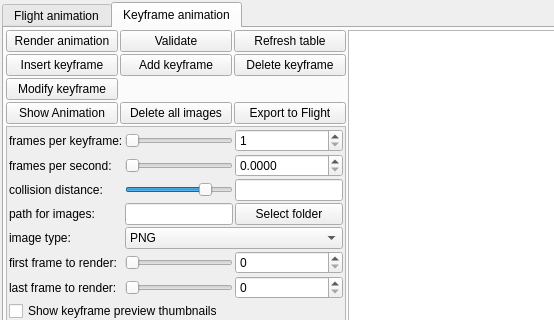
This is mandelbulber2/qt/dock_animation.ui in buddhi1980/mandelbulber2 as Qt 5 draws it before an edit; both pictures show x 0 to 554 and y 0 to 320 of the 1437 by 498 pixel window. The edited form follows.
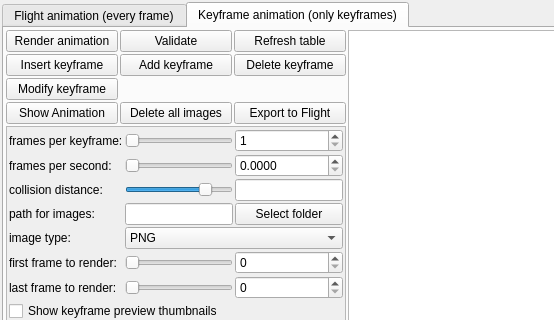
This is the edited form. The open tabs and pages were chosen to show the change. Icons and pictures are not drawn. Custom widgets are drawn as their Qt base class.

Commit message: Enhancement #260 - now there is possible to export keyframe animation with AnimBySound to Flight animation where is possible to edit every frame and save all frames to settings file.

The edit to the form file:
```diff
--- a/mandelbulber2/qt/dock_animation.ui
+++ b/mandelbulber2/qt/dock_animation.ui
@@ -36,7 +36,7 @@
        <string>&lt;html&gt;&lt;head/&gt;&lt;body&gt;&lt;p&gt;In record flight mode, the camera is operated like in a flight simulator game. Flight path is recorded. It recommended to use low image resolution for better recording performance. &lt;/p&gt;&lt;p&gt;Render animation button starts rendering of the recorded flight path. For final rendering you can select higher image resolution.&lt;/p&gt;&lt;p&gt;To add a parameter, right click on the selected parameter's edit field and select from context menu &lt;span style=&quot; font-style:italic;&quot;&gt;Add to flight animation&lt;/span&gt;&lt;/p&gt;&lt;p&gt;You can modify frame parameters directly in the animation table or by editing parameters in fractal or effects edit fields (double click keyframe preview or right click on a keyframe, and choose &lt;span style=&quot; font-style:italic;&quot;&gt;Render this keyframe&lt;/span&gt; , this updates parameters in window, then modify parameters and click &lt;span style=&quot; font-style:italic;&quot;&gt;Modify keyframe&lt;/span&gt; to get modified parameters into table)&lt;/p&gt;&lt;p&gt;You can click on &lt;span style=&quot; font-style:italic;&quot;&gt;Export to keyframes&lt;/span&gt; to continue editing animation in &lt;span style=&quot; font-style:italic;&quot;&gt;Keyframe animation&lt;/span&gt; editor&lt;/p&gt;&lt;p&gt;Animation is stored in a settings file in CSV format, therefore it is possible to edit animation with external tools (e.g spreadsheet editor or text editor).&lt;/p&gt;&lt;/body&gt;&lt;/html&gt;</string>
       </property>
       <attribute name="title">
-       <string>Flight animation</string>
+       <string>Flight animation (every frame)</string>
       </attribute>
       <layout class="QHBoxLayout" name="horizontalLayout_12" stretch="0,3">
        <property name="spacing">
@@ -811,7 +811,7 @@
        <string>&lt;html&gt;&lt;head/&gt;&lt;body&gt;&lt;p&gt;This feature is for rendering animations by interpolating between keyframes.&lt;/p&gt;&lt;p&gt;You can create multiple keyframes, each with different parameters (i.e.camera, fractal and environment parameters values). Intermediate frames will be calculated during rendering of the animation. &lt;/p&gt;&lt;p&gt;To add a keyframe to the animation table, click &lt;span style=&quot; font-style:italic;&quot;&gt;Add keyframe&lt;/span&gt;. &lt;/p&gt;&lt;p&gt;To add a parameter, right click on the selected parameter's edit field and select from context menu &lt;span style=&quot; font-style:italic;&quot;&gt;Add to keyframe animation&lt;/span&gt;&lt;/p&gt;&lt;p&gt;Build an animation by adding, inserting and deleting keyframes. Modify parameters directly in the animation table, or in fractal or efects edit fields (double click keyframe preview or right click on a keyframe, and choose &lt;span style=&quot; font-style:italic;&quot;&gt;Render this keyframe&lt;/span&gt; , this updates parameters in window, then modify parameters and click &lt;span style=&quot; font-style:italic;&quot;&gt;Modify keyframe&lt;/span&gt; to refresh animation table.)&lt;/p&gt;&lt;p&gt;Each parameter can have assigned different type of interpolation (right click on animation parameter name.)&lt;/p&gt;&lt;p&gt;Animation is stored in a settings file in CSV format, therefore it is possible to edit animation with external tools (e.g spreadsheet editor or text editor).&lt;/p&gt;&lt;p&gt;Animation can be exported to Flight Animation, where it is possible to edit each frame.&lt;/p&gt;&lt;p&gt;&lt;br/&gt;&lt;/p&gt;&lt;/body&gt;&lt;/html&gt;</string>
       </property>
       <attribute name="title">
-       <string>Keyframe animation</string>
+       <string>Keyframe animation (only keyframes)</string>
       </attribute>
       <layout class="QHBoxLayout" name="horizontalLayout_15">
        <property name="spacing">
```
Left out of the diff: 6 changed lines with no effect on the pictures. The commit also changes 3 other files.
